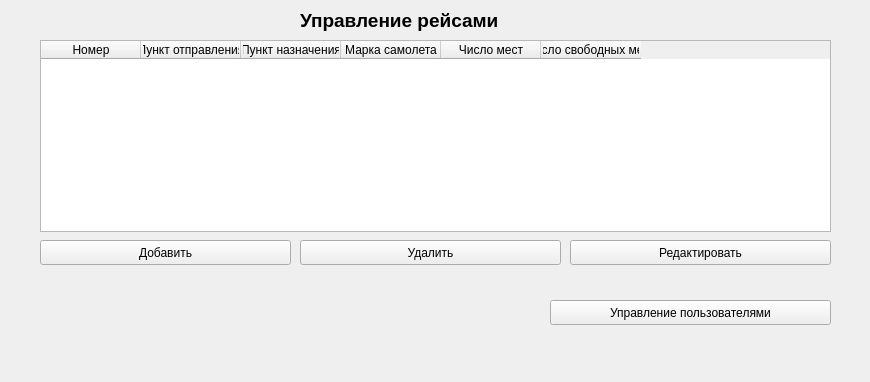
Before: the Qt Designer form flights.ui in OPPOIvanIvanov/Kurs, drawn with Qt 5.
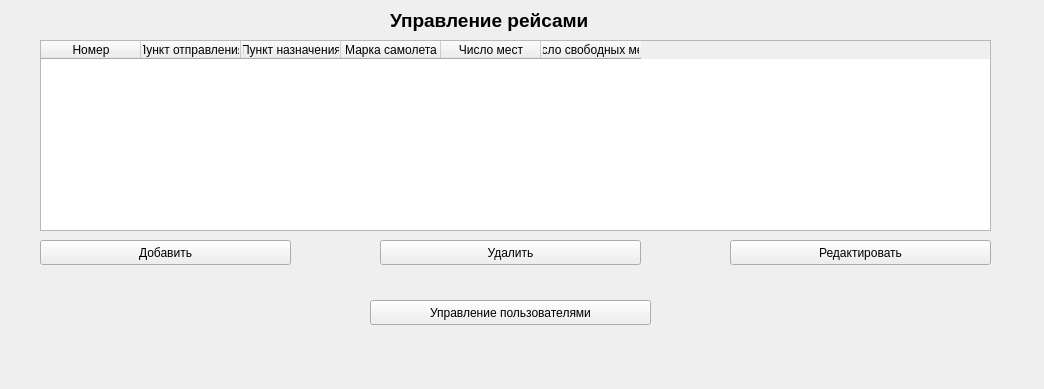
After: the same form once the commit is applied.

The edit to the form file:
```diff
--- a/flights.ui
+++ b/flights.ui
@@ -6,8 +6,8 @@
    <rect>
     <x>0</x>
     <y>0</y>
-    <width>870</width>
-    <height>382</height>
+    <width>1044</width>
+    <height>389</height>
    </rect>
   </property>
   <property name="windowTitle">
@@ -16,7 +16,7 @@
   <widget class="QLabel" name="label">
    <property name="geometry">
     <rect>
-     <x>300</x>
+     <x>390</x>
      <y>0</y>
      <width>311</width>
      <height>41</height>
@@ -49,7 +49,7 @@
   <widget class="QPushButton" name="pushButton_4">
    <property name="geometry">
     <rect>
-     <x>550</x>
+     <x>370</x>
      <y>300</y>
      <width>281</width>
      <height>25</height>
@@ -64,8 +64,8 @@
     <rect>
      <x>40</x>
      <y>40</y>
-     <width>791</width>
-     <height>192</height>
+     <width>951</width>
+     <height>191</height>
     </rect>
    </property>
    <column>
@@ -102,7 +102,7 @@
   <widget class="QPushButton" name="pushButton_2">
    <property name="geometry">
     <rect>
-     <x>300</x>
+     <x>380</x>
      <y>240</y>
      <width>261</width>
      <height>25</height>
@@ -115,7 +115,7 @@
   <widget class="QPushButton" name="pushButton_3">
    <property name="geometry">
     <rect>
-     <x>570</x>
+     <x>730</x>
      <y>240</y>
      <width>261</width>
      <height>25</height>
```
Left out of the diff: 6 changed lines with no effect on the pictures.
